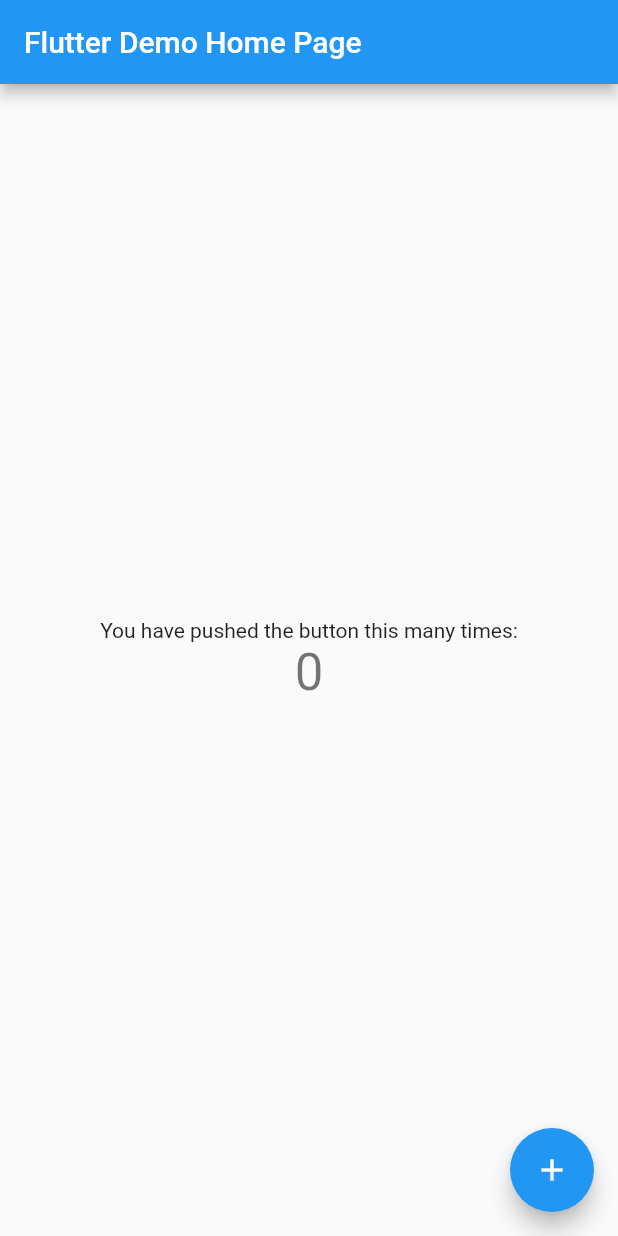
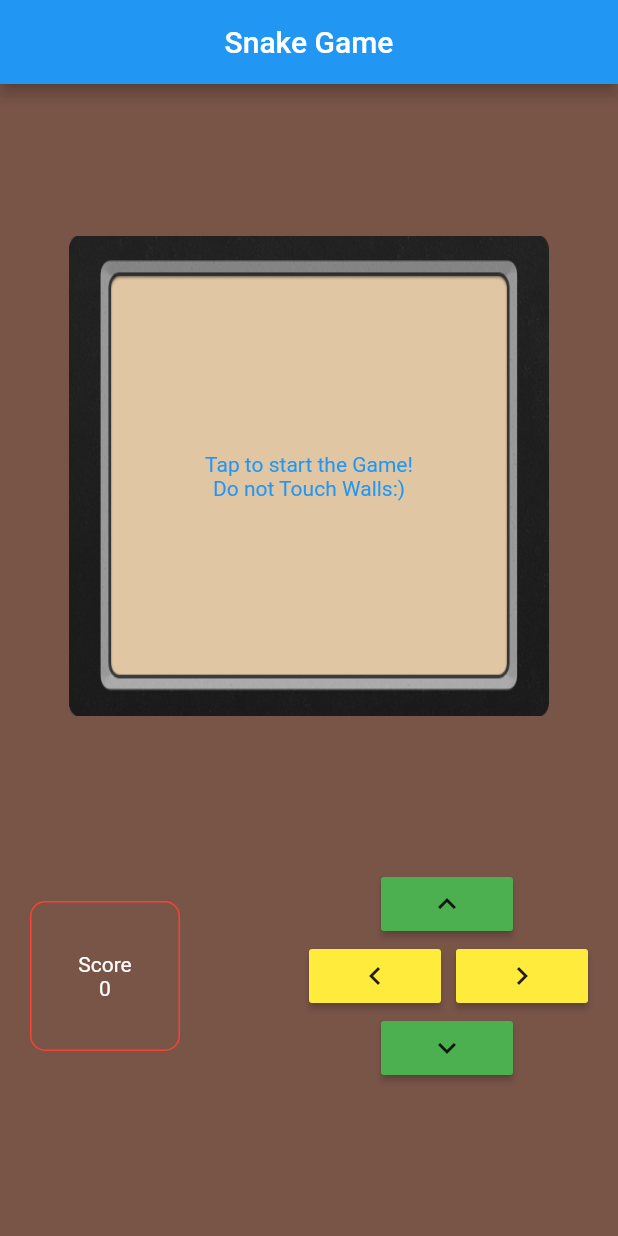
Before and after one commit to uzairleo/leo_snake_game, a Flutter app: the screen it shows after launch, on a phone screen of 412 x 824 dp. Run offline on Flutter 3.47's test engine with Material 2 defaults, Android fonts, the phone set to English and light mode, and no system bars.

Commit message:
assets added to yaml

```diff
--- /dev/null
+++ b/lib/Game.dart
@@ -0,0 +1,296 @@
+
+import 'dart:async';
+import 'dart:math';
+import 'package:flutter/material.dart';
+import 'package:flutter/widgets.dart';
+
+import './Widgets/widgets_at_different_game_state.dart';
+
+enum Direction { LEFT, RIGHT, UP, DOWN }
+enum GameState { START, RUNNING, FAILURE }
+
+class Game extends StatefulWidget {
+  @override
+  State<StatefulWidget> createState() => _GameState();
+}
+
+class _GameState extends State<Game> {
+  var snakePosition;
+  Point newPointPosition;
+  Timer timer;
+  Direction _direction = Direction.UP;
+  var gameState = GameState.START;
+  int score = 0;
+
+  @override
+  Widget build(BuildContext context) {
+    return Column(
+      mainAxisAlignment: MainAxisAlignment.spaceEvenly,
+      children: <Widget>[
+        Container(
+          width: 320,
+          height: 320,
+          padding: EdgeInsets.all(29),
+          decoration: BoxDecoration(
+            image: DecorationImage(
+              image: AssetImage("Assets/snake_bg.png"),
+              fit: BoxFit.fill,
+            ),
+          ),
+          child: GestureDetector(
+            behavior: HitTestBehavior.opaque,
+            onTapUp: (tapUpDetails) {
+              _handleTap(tapUpDetails);
+            },
+            child: _getChildBasedOnGameState(),
+          ),
+        ),
+        Padding(
+          padding: EdgeInsets.only(left: 20.0, right: 20.0),
+          child: Row(
+            mainAxisAlignment: MainAxisAlignment.spaceBetween,
+            children: <Widget>[
+              Container(
+                width: 100,
+                height: 100,
+                alignment: Alignment.center,
+                decoration: BoxDecoration(
+                  border: Border.all(width: 1.0, color: Colors.red),
+                  borderRadius: BorderRadius.circular(10.0),
+                ),
+                child: Text(
+                  "Score\n$score",
+                  textAlign: TextAlign.center,
+                  style: TextStyle(
+                    color: Colors.white,
+                  ),
+                ),
+              ),
+              Column(
+                mainAxisAlignment: MainAxisAlignment.start,
+                crossAxisAlignment: CrossAxisAlignment.end,
+                children: <Widget>[
+                  Padding(
+                    padding: EdgeInsets.only(right: 50),
+                    child: RaisedButton(
+                      onPressed: () {
+                        setState(() {
+                          _direction = Direction.UP;
+                        });
+                      },
+                      color: Colors.green,
+                      child: Icon(Icons.keyboard_arrow_up),
+                    ),
+                  ),
+                  Row(
+                    mainAxisAlignment: MainAxisAlignment.end,
+                    children: <Widget>[
+                      RaisedButton(
+                        onPressed: () {
+                          setState(() {
+                            _direction = Direction.LEFT;
+                          });
+                        },
+                        color: Colors.yellow,
+                        child: Icon(Icons.keyboard_arrow_left),
+                      ),
+                      Padding(
+                        padding: EdgeInsets.only(left: 10),
+                        child: RaisedButton(
+                          onPressed: () {
+                            setState(() {
+                              _direction = Direction.RIGHT;
+                            });
+                          },
+                          color: Colors.yellow,
+                          child: Icon(Icons.keyboard_arrow_right),
+                        ),
+                      ),
+                    ],
+                  ),
+                  Padding(
+                    padding: EdgeInsets.only(right: 50),
+                    child: RaisedButton(
+                      onPressed: () {
+                        setState(() {
+                          _direction = Direction.DOWN;
+                        });
+                      },
+                      color: Colors.green,
+                      child: Icon(Icons.keyboard_arrow_down),
+                    ),
+                  ),
+                ],
+              ),
+            ],
+          ),
+        ),
+      ],
+    );
+  }
+
+  void _handleTap(TapUpDetails tapUpDetails) {
+    switch (gameState) {
+      case GameState.START:
+        startToRunState();
+        break;
+      case GameState.RUNNING:
+        break;
+      case GameState.FAILURE:
+        setGameState(GameState.START);
+        break;
+    }
+  }
+
+  void startToRunState() {
+    startingSnake();
+    generatenewPoint();
+    _direction = Direction.UP;
+    setGameState(GameState.RUNNING);
+    timer = new Timer.periodic(new Duration(milliseconds: 400), onTimeTick);
+  }
+
+  void startingSnake() {
+    setState(() {
+      final midPoint = (320 / 20 / 2);
+      snakePosition = [
+        Point(midPoint, midPoint - 1),
+        Point(midPoint, midPoint),
+        Point(midPoint, midPoint + 1),
+      ];
+    });
+  }
+
+  void generatenewPoint() {
+    setState(() {
+      Random rng = Random();
+      var min = 0;
+      var max = 320 ~/ 20;
+      var nextX = min + rng.nextInt(max - min);
+      var nextY = min + rng.nextInt(max - min);
+
+      var newRedPoint = Point(nextX.toDouble(), nextY.toDouble());
+
+      if (snakePosition.contains(newRedPoint)) {
+        generatenewPoint();
+      } else {
+        newPointPosition = newRedPoint;
+      }
+    });
+  }
+
+  void setGameState(GameState _gameState) {
+    setState(() {
+      gameState = _gameState;
+    });
+  }
+
+  Widget _getChildBasedOnGameState() {
+    var child;
+    switch (gameState) {
+      case GameState.START:
+        setState(() {
+          score = 0;
+        });
+        child = gameStartChild;
+        break;
+
+      case GameState.RUNNING:
+        List<Positioned> snakePiecesWithNewPoints = List();
+        snakePosition.forEach(
+          (i) {
+            snakePiecesWithNewPoints.add(
+              Positioned(
+                child: gameRunningChild,
+                left: i.x * 15.5,
+                top: i.y * 15.5,
+              ),
+            );
+          },
+        );
+        final latestPoint = Positioned(
+          child: newSnakePointInGame,
+          left: newPointPosition.x * 15.5,
+          top: newPointPosition.y * 15.5,
+        );
+        snakePiecesWithNewPoints.add(latestPoint);
+        child = Stack(children: snakePiecesWithNewPoints);
+        break;
+
+      case GameState.FAILURE:
+        timer.cancel();
+        child = Container(
+          width: 320,
+          height: 320,
+          padding: const EdgeInsets.all(32),
+          child: Center(
+            child: Text(
+              "You Scored: $score\nTap to play again!",
+              textAlign: TextAlign.center,
+              style: TextStyle(color: Colors.red),
+            ),
+          ),
+        );
+        break;
+    }
+    return child;
+  }
+
+  void onTimeTick(Timer timer) {
+    setState(() {
+      snakePosition.insert(0, getLatestSnake());
+      snakePosition.removeLast();
+    });
+
+    var currentHeadPos = snakePosition.first;
+    if (currentHeadPos.x < 0 ||
+        currentHeadPos.y < 0 ||
+        currentHeadPos.x > 320 / 20 ||
+        currentHeadPos.y > 320 / 20) {
+      setGameState(GameState.FAILURE);
+      return;
+    }
+
+    if (snakePosition.first.x == newPointPosition.x &&
+        snakePosition.first.y == newPointPosition.y) {
+      generatenewPoint();
+      setState(() {
+        if (score <= 10)
+          score = score + 1;
+        else if (score > 10 && score <= 25)
+          score = score + 2;
+        else
+          score = score + 3;
+        snakePosition.insert(0, getLatestSnake());
+      });
+    }
+  }
+
+  Point getLatestSnake() {
+    var newHeadPos;
+
+    switch (_direction) {
+      case Direction.LEFT:
+        var currentHeadPos = snakePosition.first;
+        newHeadPos = Point(currentHeadPos.x - 1, currentHeadPos.y);
+        break;
+
+      case Direction.RIGHT:
+        var currentHeadPos = snakePosition.first;
+        newHeadPos = Point(currentHeadPos.x + 1, currentHeadPos.y);
+        break;
+
+      case Direction.UP:
+        var currentHeadPos = snakePosition.first;
+        newHeadPos = Point(currentHeadPos.x, currentHeadPos.y - 1);
+        break;
+
+      case Direction.DOWN:
+        var currentHeadPos = snakePosition.first;
+        newHeadPos = Point(currentHeadPos.x, currentHeadPos.y + 1);
+        break;
+    }
+
+    return newHeadPos;
+  }
+}
--- /dev/null
+++ b/lib/Widgets/widgets_at_different_game_state.dart
@@ -0,0 +1,44 @@
+import 'package:flutter/material.dart';
+
+final Widget gameStartChild = Container(
+  width: 320,
+  height: 320,
+  padding: const EdgeInsets.all(32),
+  child: Center(
+    child: Text(
+      "Tap to start the Game!\nDo not Touch Walls:)",
+      textAlign: TextAlign.center,
+      style: TextStyle(color: Colors.blue),
+    ),
+  ),
+);
+
+final Widget gameRunningChild = Container(
+  width: 15.5,
+  height: 15.5,
+  decoration: new BoxDecoration(
+    color: const Color(0xFFFF0000),
+    shape: BoxShape.rectangle,
+  ),
+);
+
+final Widget newSnakePointInGame = Container(
+  width: 15.5,
+  height: 15.5,
+  decoration: new BoxDecoration(
+    color: const Color(0xFF0080FF),
+    border: new Border.all(color: Colors.white),
+    borderRadius: BorderRadius.circular(20),
+  ),
+);
+
+//class which gives the snake HEAD
+class Point {
+  double x;
+  double y;
+
+  Point(double x, double y) {
+    this.x = x;
+    this.y = y;
+  }
+}
--- a/lib/main.dart
+++ b/lib/main.dart
@@ -1,111 +1,29 @@
 import 'package:flutter/material.dart';
+import 'package:leo_snake_game/Game.dart';
 
 void main() => runApp(MyApp());
 
 class MyApp extends StatelessWidget {
-  // This widget is the root of your application.
   @override
   Widget build(BuildContext context) {
     return MaterialApp(
-      title: 'Flutter Demo',
-      theme: ThemeData(
-        // This is the theme of your application.
-        //
-        // Try running your application with "flutter run". You'll see the
-        // application has a blue toolbar. Then, without quitting the app, try
-        // changing the primarySwatch below to Colors.green and then invoke
-        // "hot reload" (press "r" in the console where you ran "flutter run",
-        // or simply save your changes to "hot reload" in a Flutter IDE).
-        // Notice that the counter didn't reset back to zero; the application
-        // is not restarted.
-        primarySwatch: Colors.blue,
-      ),
-      home: MyHomePage(title: 'Flutter Demo Home Page'),
+      title: 'Olden Days Snake Game',
+      home: Home(),
+      debugShowCheckedModeBanner: false,
     );
   }
 }
 
-class MyHomePage extends StatefulWidget {
-  MyHomePage({Key key, this.title}) : super(key: key);
-
-  // This widget is the home page of your application. It is stateful, meaning
-  // that it has a State object (defined below) that contains fields that affect
-  // how it looks.
-
-  // This class is the configuration for the state. It holds the values (in this
-  // case the title) provided by the parent (in this case the App widget) and
-  // used by the build method of the State. Fields in a Widget subclass are
-  // always marked "final".
-
-  final String title;
-
-  @override
-  _MyHomePageState createState() => _MyHomePageState();
-}
-
-class _MyHomePageState extends State<MyHomePage> {
-  int _counter = 0;
-
-  void _incrementCounter() {
-    setState(() {
-      // This call to setState tells the Flutter framework that something has
-      // changed in this State, which causes it to rerun the build method below
-      // so that the display can reflect the updated values. If we changed
-      // _counter without calling setState(), then the build method would not be
-      // called again, and so nothing would appear to happen.
-      _counter++;
-    });
-  }
-
+class Home extends StatelessWidget {
   @override
   Widget build(BuildContext context) {
-    // This method is rerun every time setState is called, for instance as done
-    // by the _incrementCounter method above.
-    //
-    // The Flutter framework has been optimized to make rerunning build methods
-    // fast, so that you can just rebuild anything that needs updating rather
-    // than having to individually change instances of widgets.
     return Scaffold(
       appBar: AppBar(
-        // Here we take the value from the MyHomePage object that was created by
-        // the App.build method, and use it to set our appbar title.
-        title: Text(widget.title),
+        title: Text("Snake Game"),
+        centerTitle: true,
       ),
-      body: Center(
-        // Center is a layout widget. It takes a single child and positions it
-        // in the middle of the parent.
-        child: Column(
-          // Column is also a layout widget. It takes a list of children and
-          // arranges them vertically. By default, it sizes itself to fit its
-          // children horizontally, and tries to be as tall as its parent.
-          //
-          // Invoke "debug painting" (press "p" in the console, choose the
-          // "Toggle Debug Paint" action from the Flutter Inspector in Android
-          // Studio, or the "Toggle Debug Paint" command in Visual Studio Code)
-          // to see the wireframe for each widget.
-          //
-          // Column has various properties to control how it sizes itself and
-          // how it positions its children. Here we use mainAxisAlignment to
-          // center the children vertically; the main axis here is the vertical
-          // axis because Columns are vertical (the cross axis would be
-          // horizontal).
-          mainAxisAlignment: MainAxisAlignment.center,
-          children: <Widget>[
-            Text(
-              'You have pushed the button this many times:',
-            ),
-            Text(
-              '$_counter',
-              style: Theme.of(context).textTheme.display1,
-            ),
-          ],
-        ),
-      ),
-      floatingActionButton: FloatingActionButton(
-        onPressed: _incrementCounter,
-        tooltip: 'Increment',
-        child: Icon(Icons.add),
-      ), // This trailing comma makes auto-formatting nicer for build methods.
+      backgroundColor: Colors.brown[500],
+      body: Game(),
     );
   }
 }
--- a/pubspec.yaml
+++ b/pubspec.yaml
@@ -41,8 +41,8 @@ flutter:
   uses-material-design: true
 
   # To add assets to your application, add an assets section, like this:
-  # assets:
-  #  - images/a_dot_burr.jpeg
+  assets:
+   - Assets/snake_bg.png
   #  - images/a_dot_ham.jpeg
 
   # An image asset can refer to one or more resolution-specific "variants", see
```
Also changed, not shown: Assets/snake_bg.png (added).
